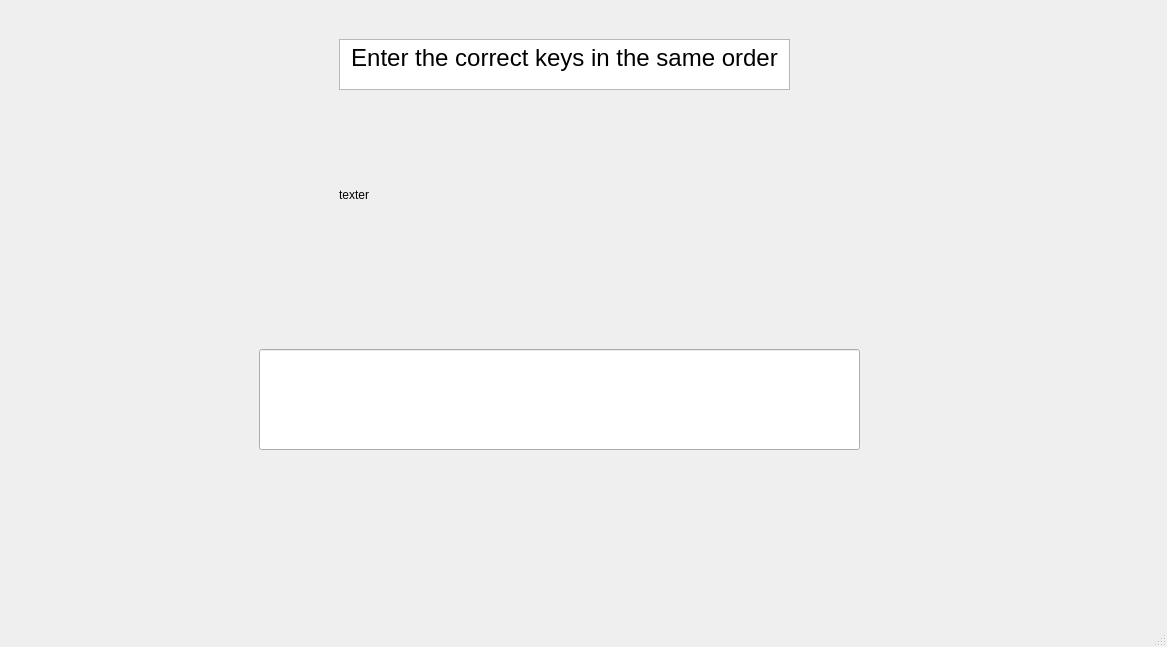
This is game.ui in PaulStratton56/GraulioWare as Qt 5 draws it before an edit. The edited form follows.
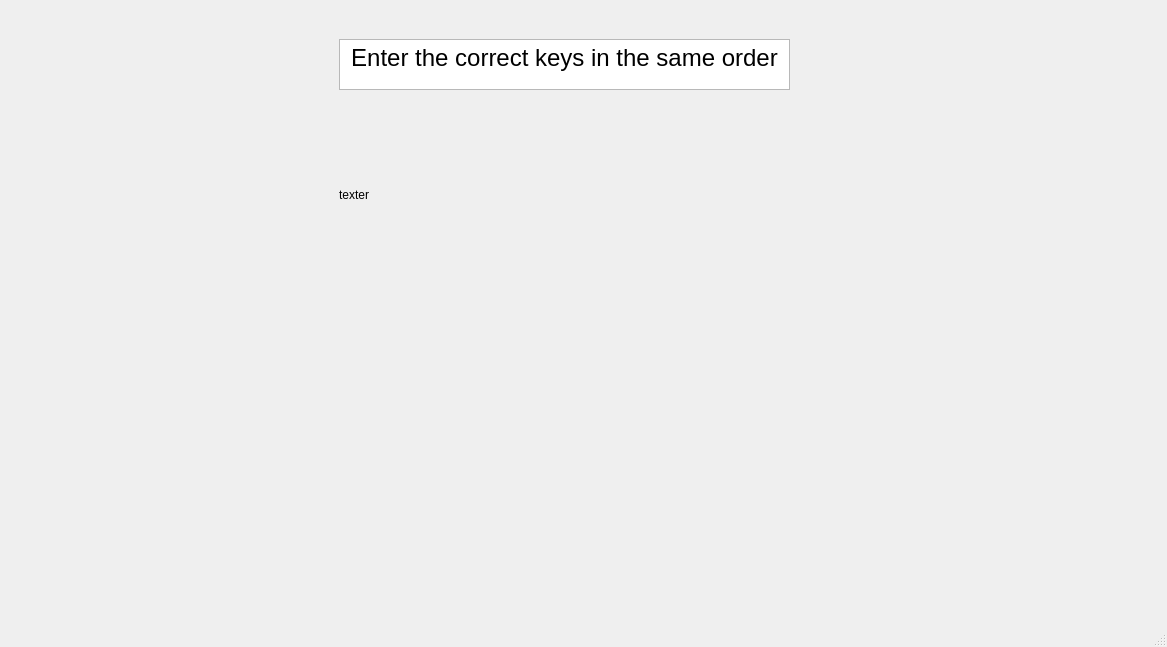
This is the edited form. The open tabs and pages were chosen to show the change.

Commit message:
1.2.3 (KeyGame-Polish)
> Created the KeyGame functionality!
> Shouldn't be any memory problems, resets correctly, etc.

What changed in the file:
```diff
--- a/game.ui
+++ b/game.ui
@@ -134,19 +134,6 @@
 &lt;p align=&quot;center&quot; style=&quot; margin-top:0px; margin-bottom:0px; margin-left:0px; margin-right:0px; -qt-block-indent:0; text-indent:0px;&quot;&gt;&lt;span style=&quot; font-size:18pt;&quot;&gt;Enter the correct keys in the same order&lt;/span&gt;&lt;/p&gt;&lt;/body&gt;&lt;/html&gt;</string>
         </property>
        </widget>
-       <widget class="QLineEdit" name="lineEdit">
-        <property name="geometry">
-         <rect>
-          <x>250</x>
-          <y>340</y>
-          <width>601</width>
-          <height>101</height>
-         </rect>
-        </property>
-        <property name="text">
-         <string/>
-        </property>
-       </widget>
        <widget class="QLabel" name="texter">
         <property name="geometry">
          <rect>
```
Left out of the diff: 11 changed lines with no effect on the pictures. The commit also changes 5 other files.
